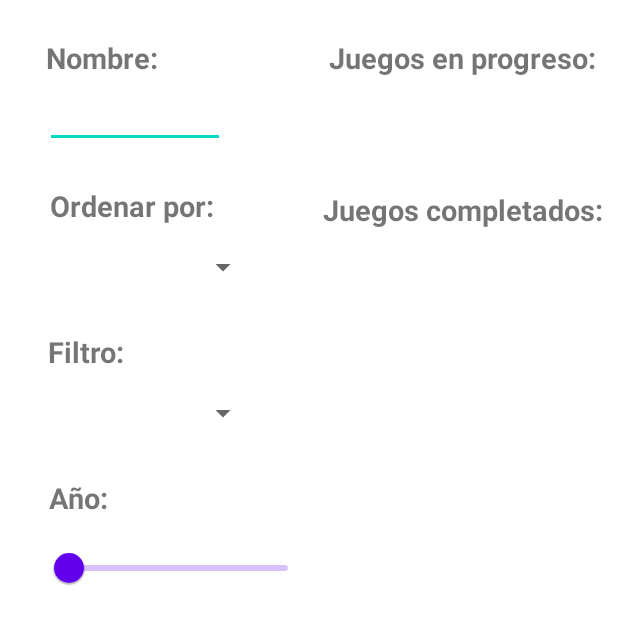
After one commit to ricardobar96/proyecto-final-ricardo-daniel, an Android app: the layout activity_gamesprofile.xml on its own in the app's theme, with its tools: preview values and no code run, on a phone screen of 412 x 824 dp. The commit adds this screen. Shown: the top 624 px of the screen. Run offline under Robolectric (Android 15) with nearby library versions, the phone set to English and light mode, and no system bars.

Commit message:
Agregado diseño y estructuras de SocialActivity, ReviewsProfileActivity y GamesProfileActivity; agregadas actualizaciones referentes al login y register

```diff
--- a/Player2Android/app/build.gradle
+++ b/Player2Android/app/build.gradle
@@ -43,4 +43,6 @@ dependencies {
     implementation 'com.fasterxml.jackson.core:jackson-core:2.10.1'
     implementation 'com.fasterxml.jackson.core:jackson-annotations:2.10.1'
     implementation 'com.fasterxml.jackson.core:jackson-databind:2.10.1'
+    implementation 'com.squareup.retrofit2:converter-scalars:2.9.0'
+    implementation 'com.squareup.retrofit2:retrofit:2.9.0' //Adding Retrofit2
 }
--- a/Player2Android/app/src/main/java/es/system/daniel/player2android/connection/UsuarioService.java
+++ b/Player2Android/app/src/main/java/es/system/daniel/player2android/connection/UsuarioService.java
@@ -5,6 +5,7 @@ import java.util.List;
 import es.system.daniel.player2android.modelo.Mensaje;
 import es.system.daniel.player2android.modelo.Usuario;
 import es.system.daniel.player2android.modelo.UsuarioInscribirse;
+import es.system.daniel.player2android.modelo.UsuarioRegistro;
 import retrofit2.Call;
 import retrofit2.http.Body;
 import retrofit2.http.DELETE;
@@ -17,7 +18,8 @@ import retrofit2.http.Path;
 
 public interface UsuarioService {
 
-    @Headers("Content-Type: multipart/form-data")
+    //@Headers("Content-Type: multipart/form-data")
+    @Headers("Accept: application/json")
     @POST("login")
     Call<String> login(@Body UsuarioInscribirse usuario);
 
@@ -29,7 +31,7 @@ public interface UsuarioService {
 
     @Headers("Content-Type: application/json")
     @POST("v0/usuario")
-    Call<Usuario> addUsuario(@Body UsuarioInscribirse usuario);
+    Call<Usuario> addUsuario(@Body UsuarioRegistro usuario);
 
     @PUT("v1/usuario/{id}")
     Call<Usuario> updateUsuario(@Path("id") Integer id, @Body Usuario usuario, @Header("Authorization") String authHeader);
--- /dev/null
+++ b/Player2Android/app/src/main/res/layout/activity_gamesprofile.xml
@@ -0,0 +1,168 @@
+<?xml version="1.0" encoding="utf-8"?>
+<androidx.constraintlayout.widget.ConstraintLayout xmlns:android="http://schemas.android.com/apk/res/android"
+    xmlns:tools="http://schemas.android.com/tools"
+    xmlns:app="http://schemas.android.com/apk/res-auto"
+    android:layout_width="match_parent"
+    android:layout_height="match_parent">
+
+    <ScrollView
+        android:layout_width="fill_parent"
+        android:layout_height="fill_parent"
+        tools:ignore="MissingConstraints">
+
+        <RelativeLayout
+            android:layout_width="fill_parent"
+            android:layout_height="fill_parent">
+
+            <LinearLayout
+                android:layout_width="fill_parent"
+                android:layout_height="fill_parent"
+                android:layout_weight="4"
+                android:orientation="horizontal"
+                android:weightSum="2">
+
+                <RelativeLayout
+                    android:layout_width="0dp"
+                    android:layout_height="wrap_content"
+                    android:layout_weight="1">
+
+                    <TextView
+                        android:id="@+id/nameFilterPTextView"
+                        android:layout_width="wrap_content"
+                        android:layout_height="wrap_content"
+                        android:layout_centerHorizontal="true"
+                        android:layout_marginStart="25dp"
+                        android:layout_marginTop="25dp"
+                        android:layout_marginEnd="25dp"
+                        android:paddingRight="70dp"
+                        android:text="Nombre:"
+                        android:textSize="19sp"
+                        android:textStyle="bold" />
+
+                    <EditText
+                        android:id="@+id/nameFilterP"
+                        android:layout_width="120dp"
+                        android:layout_height="37dp"
+                        android:layout_below="@id/nameFilterPTextView"
+                        android:layout_marginLeft="30dp"
+                        android:layout_marginTop="10dp" />
+
+                    <TextView
+                        android:id="@+id/orderFilterPTextView"
+                        android:layout_width="wrap_content"
+                        android:layout_height="wrap_content"
+                        android:layout_below="@id/nameFilterP"
+                        android:layout_centerHorizontal="true"
+                        android:layout_marginStart="25dp"
+                        android:layout_marginTop="25dp"
+                        android:layout_marginEnd="25dp"
+                        android:paddingRight="30dp"
+                        android:text="Ordenar por:"
+                        android:textSize="19sp"
+                        android:textStyle="bold" />
+
+                    <Spinner
+                        android:id="@+id/SpinnerOrderProfile"
+                        android:layout_width="171dp"
+                        android:layout_height="36dp"
+                        android:layout_below="@id/orderFilterPTextView"
+                        android:layout_marginStart="1dp"
+                        android:layout_marginLeft="10dp"
+                        android:layout_marginTop="10dp"
+                        android:layout_marginEnd="1dp"
+                        android:paddingLeft="30dp"
+                        android:spinnerMode="dialog"
+                        app:layout_constraintBottom_toBottomOf="parent"
+                        app:layout_constraintEnd_toEndOf="parent"
+                        app:layout_constraintHorizontal_bias="0.949"
+                        app:layout_constraintStart_toStartOf="parent" />
+
+                    <TextView
+                        android:id="@+id/genreFilterPTextView"
+                        android:layout_width="wrap_content"
+                        android:layout_height="wrap_content"
+                        android:layout_below="@id/SpinnerOrderProfile"
+                        android:layout_centerHorizontal="true"
+                        android:layout_marginStart="25dp"
+                        android:layout_marginTop="25dp"
+                        android:layout_marginEnd="25dp"
+                        android:paddingRight="90dp"
+                        android:text="Filtro:"
+                        android:textSize="19sp"
+                        android:textStyle="bold" />
+
+                    <Spinner
+                        android:id="@+id/SpinnerGenreProfile"
+                        android:layout_width="171dp"
+                        android:layout_height="36dp"
+                        android:layout_below="@id/genreFilterPTextView"
+                        android:layout_marginStart="1dp"
+                        android:layout_marginLeft="10dp"
+                        android:layout_marginTop="10dp"
+                        android:layout_marginEnd="1dp"
+                        android:paddingLeft="30dp"
+                        android:spinnerMode="dialog"
+                        app:layout_constraintBottom_toBottomOf="parent"
+                        app:layout_constraintEnd_toEndOf="parent"
+                        app:layout_constraintHorizontal_bias="0.949"
+                        app:layout_constraintStart_toStartOf="parent" />
+
+                    <TextView
+                        android:id="@+id/yearFilterPTextView"
+                        android:layout_width="wrap_content"
+                        android:layout_height="wrap_content"
+                        android:layout_below="@id/SpinnerGenreProfile"
+                        android:layout_centerHorizontal="true"
+                        android:layout_marginStart="25dp"
+                        android:layout_marginTop="25dp"
+                        android:layout_marginEnd="25dp"
+                        android:paddingRight="100dp"
+                        android:text="Año:"
+                        android:textSize="19sp"
+                        android:textStyle="bold" />
+
+                    <com.google.android.material.slider.Slider
+                        android:id="@+id/slider"
+                        android:layout_below="@id/yearFilterPTextView"
+                        android:layout_width="match_parent"
+                        android:layout_height="wrap_content"
+                        android:layout_marginLeft="30dp"
+                        android:layout_marginTop="10dp"
+                        android:value="1996"
+                        android:valueFrom="1996"
+                        android:valueTo="2022" />
+
+                </RelativeLayout>
+
+                <RelativeLayout
+                    android:layout_width="0dp"
+                    android:layout_height="wrap_content"
+                    android:layout_weight="1">
+
+                    <TextView
+                        android:id="@+id/TextProgressProfile"
+                        android:layout_width="wrap_content"
+                        android:layout_height="wrap_content"
+                        android:layout_centerHorizontal="true"
+                        android:layout_marginTop="25dp"
+                        android:text="Juegos en progreso:"
+                        android:textSize="19sp"
+                        android:textStyle="bold" />
+
+                    <TextView
+                        android:id="@+id/TextCompletedProfile"
+                        android:layout_width="wrap_content"
+                        android:layout_height="wrap_content"
+                        android:layout_below="@id/TextProgressProfile"
+                        android:layout_centerHorizontal="true"
+                        android:layout_marginTop="75dp"
+                        android:text="Juegos completados:"
+                        android:textSize="19sp"
+                        android:textStyle="bold" />
+                </RelativeLayout>
+
+            </LinearLayout>
+        </RelativeLayout>
+    </ScrollView>
+
+</androidx.constraintlayout.widget.ConstraintLayout>
```
Also changed, not shown: Player2Android/app/src/main/AndroidManifest.xml (+10 -7 lines), Player2Android/app/src/main/java/es/system/daniel/player2android/activities/GamesProfileActivity.java (added, +38 -0 lines), Player2Android/app/src/main/java/es/system/daniel/player2android/activities/LoginActivity.java (+6 -8 lines), Player2Android/app/src/main/java/es/system/daniel/player2android/activities/MainActivity.java (+4 -24 lines), Player2Android/app/src/main/java/es/system/daniel/player2android/activities/RegistroActivity.java (added, +59 -0 lines), Player2Android/app/src/main/java/es/system/daniel/player2android/activities/ReviewsProfileActivity.java (added, +17 -0 lines), Player2Android/app/src/main/java/es/system/daniel/player2android/activities/SocialActivity.java (added, +17 -0 lines), Player2Android/app/src/main/java/es/system/daniel/player2android/connection/retrofit/RetrofitClient.java (+15 -6 lines), Player2Android/app/src/main/java/es/system/daniel/player2android/modelo/UsuarioRegistro.java (added, +29 -0 lines), Player2Android/app/src/main/res/layout/activity_main.xml (+12 -0 lines), Player2Android/app/src/main/res/layout/activity_registro.xml (added, +64 -0 lines), Player2Android/app/src/main/res/layout/activity_reviewsprofile.xml (added, +38 -0 lines), Player2Android/app/src/main/res/layout/activity_social.xml (added, +77 -0 lines), Player2Android/app/src/main/res/values/strings.xml (+10 -0 lines).
